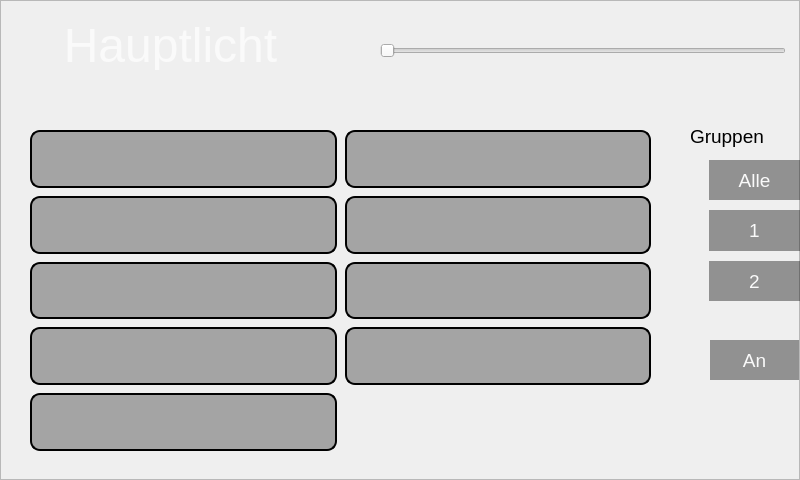
First picture: the form in Programme/ControlPanel-3-0/ui/einstellung_hauptlicht.ui, repository mvu/jugendprojekt, before the edit.
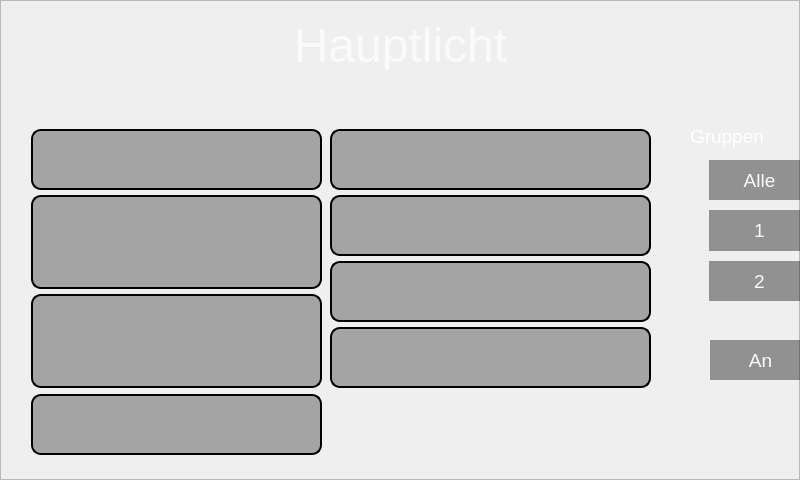
Second picture: the form after the edit. Icons and pictures are not drawn.

Commit message: Fenster für Einstellung der Hauptlichter umgezogen

Patch:
```diff
--- a/Programme/ControlPanel-3-0/ui/einstellung_hauptlicht.ui
+++ b/Programme/ControlPanel-3-0/ui/einstellung_hauptlicht.ui
@@ -27,7 +27,7 @@
     <rect>
      <x>0</x>
      <y>20</y>
-     <width>341</width>
+     <width>801</width>
      <height>50</height>
     </rect>
    </property>
@@ -56,7 +56,7 @@
     <rect>
      <x>709</x>
      <y>160</y>
-     <width>91</width>
+     <width>101</width>
      <height>141</height>
     </rect>
    </property>
@@ -167,6 +167,9 @@
      <pointsize>14</pointsize>
     </font>
    </property>
+   <property name="styleSheet">
+    <string notr="true">color:white;</string>
+   </property>
    <property name="text">
     <string>Gruppen</string>
    </property>
@@ -208,8 +211,8 @@
     <rect>
      <x>0</x>
      <y>100</y>
-     <width>680</width>
-     <height>380</height>
+     <width>671</width>
+     <height>371</height>
     </rect>
    </property>
    <property name="styleSheet">
@@ -222,274 +225,7 @@
     <enum>QFrame::Plain</enum>
    </property>
   </widget>
-  <widget class="QWidget" name="gridLayoutWidget">
-   <property name="geometry">
-    <rect>
-     <x>30</x>
-     <y>130</y>
-     <width>621</width>
-     <height>321</height>
-    </rect>
-   </property>
-   <property name="sizePolicy">
-    <sizepolicy hsizetype="Expanding" vsizetype="Expanding">
-     <horstretch>0</horstretch>
-     <verstretch>0</verstretch>
-    </sizepolicy>
-   </property>
-   <layout class="QGridLayout" name="gridLayout">
-    <property name="spacing">
-     <number>8</number>
-    </property>
-    <item row="1" column="0">
-     <widget class="QPushButton" name="pushButton_2">
-      <property name="sizePolicy">
-       <sizepolicy hsizetype="Expanding" vsizetype="Expanding">
-        <horstretch>0</horstretch>
-        <verstretch>0</verstretch>
-       </sizepolicy>
-      </property>
-      <property name="focusPolicy">
-       <enum>Qt::NoFocus</enum>
-      </property>
-      <property name="styleSheet">
-       <string notr="true">border: 2px solid black;
-border-radius: 10px;
-background-color:rgba(0,0,0,80);</string>
-      </property>
-      <property name="text">
-       <string/>
-      </property>
-      <property name="checkable">
-       <bool>true</bool>
-      </property>
-      <property name="flat">
-       <bool>true</bool>
-      </property>
-     </widget>
-    </item>
-    <item row="3" column="0">
-     <widget class="QPushButton" name="pushButton_4">
-      <property name="sizePolicy">
-       <sizepolicy hsizetype="Expanding" vsizetype="Expanding">
-        <horstretch>0</horstretch>
-        <verstretch>0</verstretch>
-       </sizepolicy>
-      </property>
-      <property name="cursor">
-       <cursorShape>ArrowCursor</cursorShape>
-      </property>
-      <property name="focusPolicy">
-       <enum>Qt::NoFocus</enum>
-      </property>
-      <property name="styleSheet">
-       <string notr="true">border: 2px solid black;
-border-radius: 10px;
-background-color:rgba(0,0,0,80);</string>
-      </property>
-      <property name="text">
-       <string/>
-      </property>
-      <property name="checkable">
-       <bool>true</bool>
-      </property>
-      <property name="flat">
-       <bool>true</bool>
-      </property>
-     </widget>
-    </item>
-    <item row="0" column="0">
-     <widget class="QPushButton" name="pushButton_1">
-      <property name="sizePolicy">
-       <sizepolicy hsizetype="Expanding" vsizetype="Expanding">
-        <horstretch>0</horstretch>
-        <verstretch>0</verstretch>
-       </sizepolicy>
-      </property>
-      <property name="focusPolicy">
-       <enum>Qt::NoFocus</enum>
-      </property>
-      <property name="styleSheet">
-       <string notr="true">border: 2px solid black;
-border-radius: 10px;
-background-color:rgba(0,0,0,80);</string>
-      </property>
-      <property name="text">
-       <string/>
-      </property>
-      <property name="checkable">
-       <bool>true</bool>
-      </property>
-      <property name="flat">
-       <bool>true</bool>
-      </property>
-     </widget>
-    </item>
-    <item row="4" column="0">
-     <widget class="QPushButton" name="pushButton_5">
-      <property name="sizePolicy">
-       <sizepolicy hsizetype="Expanding" vsizetype="Expanding">
-        <horstretch>0</horstretch>
-        <verstretch>0</verstretch>
-       </sizepolicy>
-      </property>
-      <property name="focusPolicy">
-       <enum>Qt::NoFocus</enum>
-      </property>
-      <property name="styleSheet">
-       <string notr="true">border: 2px solid black;
-border-radius: 10px;
-background-color:rgba(0,0,0,80);</string>
-      </property>
-      <property name="text">
-       <string/>
-      </property>
-      <property name="checkable">
-       <bool>true</bool>
-      </property>
-      <property name="flat">
-       <bool>true</bool>
-      </property>
-     </widget>
-    </item>
-    <item row="2" column="0">
-     <widget class="QPushButton" name="pushButton_3">
-      <property name="sizePolicy">
-       <sizepolicy hsizetype="Expanding" vsizetype="Expanding">
-        <horstretch>0</horstretch>
-        <verstretch>0</verstretch>
-       </sizepolicy>
-      </property>
-      <property name="focusPolicy">
-       <enum>Qt::NoFocus</enum>
-      </property>
-      <property name="styleSheet">
-       <string notr="true">border: 2px solid black;
-border-radius: 10px;
-background-color:rgba(0,0,0,80);</string>
-      </property>
-      <property name="text">
-       <string/>
-      </property>
-      <property name="checkable">
-       <bool>true</bool>
-      </property>
-      <property name="flat">
-       <bool>true</bool>
-      </property>
-     </widget>
-    </item>
-    <item row="0" column="1">
-     <widget class="QPushButton" name="pushButton_6">
-      <property name="sizePolicy">
-       <sizepolicy hsizetype="Expanding" vsizetype="Expanding">
-        <horstretch>0</horstretch>
-        <verstretch>0</verstretch>
-       </sizepolicy>
-      </property>
-      <property name="focusPolicy">
-       <enum>Qt::NoFocus</enum>
-      </property>
-      <property name="styleSheet">
-       <string notr="true">border: 2px solid black;
-border-radius: 10px;
-background-color:rgba(0,0,0,80);</string>
-      </property>
-      <property name="text">
-       <string/>
-      </property>
-      <property name="checkable">
-       <bool>true</bool>
-      </property>
-      <property name="flat">
-       <bool>true</bool>
-      </property>
-     </widget>
-    </item>
-    <item row="1" column="1">
-     <widget class="QPushButton" name="pushButton_7">
-      <property name="sizePolicy">
-       <sizepolicy hsizetype="Expanding" vsizetype="Expanding">
-        <horstretch>0</horstretch>
-        <verstretch>0</verstretch>
-       </sizepolicy>
-      </property>
-      <property name="focusPolicy">
-       <enum>Qt::NoFocus</enum>
-      </property>
-      <property name="styleSheet">
-       <string notr="true">border: 2px solid black;
-border-radius: 10px;
-background-color:rgba(0,0,0,80);</string>
-      </property>
-      <property name="text">
-       <string/>
-      </property>
-      <property name="checkable">
-       <bool>true</bool>
-      </property>
-      <property name="flat">
-       <bool>true</bool>
-      </property>
-     </widget>
-    </item>
-    <item row="2" column="1">
-     <widget class="QPushButton" name="pushButton_8">
-      <property name="sizePolicy">
-       <sizepolicy hsizetype="Expanding" vsizetype="Expanding">
-        <horstretch>0</horstretch>
-        <verstretch>0</verstretch>
-       </sizepolicy>
-      </property>
-      <property name="focusPolicy">
-       <enum>Qt::NoFocus</enum>
-      </property>
-      <property name="styleSheet">
-       <string notr="true">border: 2px solid black;
-border-radius: 10px;
-background-color:rgba(0,0,0,80);</string>
-      </property>
-      <property name="text">
-       <string/>
-      </property>
-      <property name="checkable">
-       <bool>true</bool>
-      </property>
-      <property name="flat">
-       <bool>true</bool>
-      </property>
-     </widget>
-    </item>
-    <item row="3" column="1">
-     <widget class="QPushButton" name="pushButton_9">
-      <property name="sizePolicy">
-       <sizepolicy hsizetype="Expanding" vsizetype="Expanding">
-        <horstretch>0</horstretch>
-        <verstretch>0</verstretch>
-       </sizepolicy>
-      </property>
-      <property name="focusPolicy">
-       <enum>Qt::NoFocus</enum>
-      </property>
-      <property name="styleSheet">
-       <string notr="true">border: 2px solid black;
-border-radius: 10px;
-background-color:rgba(0,0,0,80);</string>
-      </property>
-      <property name="text">
-       <string/>
-      </property>
-      <property name="checkable">
-       <bool>true</bool>
-      </property>
-      <property name="flat">
-       <bool>true</bool>
-      </property>
-     </widget>
-    </item>
-   </layout>
-  </widget>
-  <widget class="QFrame" name="frame_2">
+  <widget class="QFrame" name="frame_background">
    <property name="geometry">
     <rect>
      <x>0</x>
@@ -507,32 +243,13 @@
    <property name="frameShadow">
     <enum>QFrame::Raised</enum>
    </property>
-   <widget class="QSlider" name="horizontalSlider">
-    <property name="geometry">
-     <rect>
-      <x>380</x>
-      <y>20</y>
-      <width>406</width>
-      <height>61</height>
-     </rect>
-    </property>
-    <property name="maximum">
-     <number>255</number>
-    </property>
-    <property name="pageStep">
-     <number>0</number>
-    </property>
-    <property name="orientation">
-     <enum>Qt::Horizontal</enum>
-    </property>
-   </widget>
   </widget>
   <widget class="QPushButton" name="pushButton_AnAus">
    <property name="geometry">
     <rect>
      <x>710</x>
      <y>340</y>
-     <width>89</width>
+     <width>101</width>
      <height>40</height>
     </rect>
    </property>
@@ -562,9 +279,287 @@
     <bool>true</bool>
    </property>
   </widget>
-  <zorder>frame_2</zorder>
-  <zorder>frame</zorder>
-  <zorder>label</zorder>
+  <widget class="QPushButton" name="pushButton_6">
+   <property name="geometry">
+    <rect>
+     <x>330</x>
+     <y>195</y>
+     <width>321</width>
+     <height>61</height>
+    </rect>
+   </property>
+   <property name="sizePolicy">
+    <sizepolicy hsizetype="Expanding" vsizetype="Expanding">
+     <horstretch>0</horstretch>
+     <verstretch>0</verstretch>
+    </sizepolicy>
+   </property>
+   <property name="focusPolicy">
+    <enum>Qt::NoFocus</enum>
+   </property>
+   <property name="styleSheet">
+    <string notr="true">border: 2px solid black;
+border-radius: 10px;
+background-color:rgba(0,0,0,80);</string>
+   </property>
+   <property name="text">
+    <string/>
+   </property>
+   <property name="checkable">
+    <bool>true</bool>
+   </property>
+   <property name="flat">
+    <bool>true</bool>
+   </property>
+  </widget>
+  <widget class="QPushButton" name="pushButton_7">
+   <property name="geometry">
+    <rect>
+     <x>330</x>
+     <y>261</y>
+     <width>321</width>
+     <height>61</height>
+    </rect>
+   </property>
+   <property name="sizePolicy">
+    <sizepolicy hsizetype="Expanding" vsizetype="Expanding">
+     <horstretch>0</horstretch>
+     <verstretch>0</verstretch>
+    </sizepolicy>
+   </property>
+   <property name="focusPolicy">
+    <enum>Qt::NoFocus</enum>
+   </property>
+   <property name="styleSheet">
+    <string notr="true">border: 2px solid black;
+border-radius: 10px;
+background-color:rgba(0,0,0,80);</string>
+   </property>
+   <property name="text">
+    <string/>
+   </property>
+   <property name="checkable">
+    <bool>true</bool>
+   </property>
+   <property name="flat">
+    <bool>true</bool>
+   </property>
+  </widget>
+  <widget class="QPushButton" name="pushButton_5">
+   <property name="geometry">
+    <rect>
+     <x>330</x>
+     <y>129</y>
+     <width>321</width>
+     <height>61</height>
+    </rect>
+   </property>
+   <property name="sizePolicy">
+    <sizepolicy hsizetype="Expanding" vsizetype="Expanding">
+     <horstretch>0</horstretch>
+     <verstretch>0</verstretch>
+    </sizepolicy>
+   </property>
+   <property name="focusPolicy">
+    <enum>Qt::NoFocus</enum>
+   </property>
+   <property name="styleSheet">
+    <string notr="true">border: 2px solid black;
+border-radius: 10px;
+background-color:rgba(0,0,0,80);</string>
+   </property>
+   <property name="text">
+    <string/>
+   </property>
+   <property name="checkable">
+    <bool>true</bool>
+   </property>
+   <property name="flat">
+    <bool>true</bool>
+   </property>
+  </widget>
+  <widget class="QPushButton" name="pushButton_4">
+   <property name="geometry">
+    <rect>
+     <x>31</x>
+     <y>394</y>
+     <width>291</width>
+     <height>61</height>
+    </rect>
+   </property>
+   <property name="sizePolicy">
+    <sizepolicy hsizetype="Expanding" vsizetype="Expanding">
+     <horstretch>0</horstretch>
+     <verstretch>0</verstretch>
+    </sizepolicy>
+   </property>
+   <property name="cursor">
+    <cursorShape>ArrowCursor</cursorShape>
+   </property>
+   <property name="focusPolicy">
+    <enum>Qt::NoFocus</enum>
+   </property>
+   <property name="styleSheet">
+    <string notr="true">border: 2px solid black;
+border-radius: 10px;
+background-color:rgba(0,0,0,80);</string>
+   </property>
+   <property name="text">
+    <string/>
+   </property>
+   <property name="checkable">
+    <bool>true</bool>
+   </property>
+   <property name="flat">
+    <bool>true</bool>
+   </property>
+  </widget>
+  <widget class="QPushButton" name="pushButton_3">
+   <property name="geometry">
+    <rect>
+     <x>31</x>
+     <y>294</y>
+     <width>291</width>
+     <height>94</height>
+    </rect>
+   </property>
+   <property name="sizePolicy">
+    <sizepolicy hsizetype="Expanding" vsizetype="Expanding">
+     <horstretch>0</horstretch>
+     <verstretch>0</verstretch>
+    </sizepolicy>
+   </property>
+   <property name="focusPolicy">
+    <enum>Qt::NoFocus</enum>
+   </property>
+   <property name="styleSheet">
+    <string notr="true">border: 2px solid black;
+border-radius: 10px;
+background-color:rgba(0,0,0,80);</string>
+   </property>
+   <property name="text">
+    <string/>
+   </property>
+   <property name="checkable">
+    <bool>true</bool>
+   </property>
+   <property name="flat">
+    <bool>true</bool>
+   </property>
+  </widget>
+  <widget class="QPushButton" name="pushButton_2">
+   <property name="geometry">
+    <rect>
+     <x>31</x>
+     <y>195</y>
+     <width>291</width>
+     <height>94</height>
+    </rect>
+   </property>
+   <property name="sizePolicy">
+    <sizepolicy hsizetype="Expanding" vsizetype="Expanding">
+     <horstretch>0</horstretch>
+     <verstretch>0</verstretch>
+    </sizepolicy>
+   </property>
+   <property name="focusPolicy">
+    <enum>Qt::NoFocus</enum>
+   </property>
+   <property name="styleSheet">
+    <string notr="true">border: 2px solid black;
+border-radius: 10px;
+background-color:rgba(0,0,0,80);</string>
+   </property>
+   <property name="text">
+    <string/>
+   </property>
+   <property name="checkable">
+    <bool>true</bool>
+   </property>
+   <property name="flat">
+    <bool>true</bool>
+   </property>
+  </widget>
+  <widget class="QPushButton" name="pushButton_1">
+   <property name="geometry">
+    <rect>
+     <x>31</x>
+     <y>129</y>
+     <width>291</width>
+     <height>61</height>
+    </rect>
+   </property>
+   <property name="sizePolicy">
+    <sizepolicy hsizetype="Expanding" vsizetype="Expanding">
+     <horstretch>0</horstretch>
+     <verstretch>0</verstretch>
+    </sizepolicy>
+   </property>
+   <property name="focusPolicy">
+    <enum>Qt::NoFocus</enum>
+   </property>
+   <property name="styleSheet">
+    <string notr="true">border: 2px solid black;
+border-radius: 10px;
+background-color:rgba(0,0,0,80);</string>
+   </property>
+   <property name="text">
+    <string/>
+   </property>
+   <property name="checkable">
+    <bool>true</bool>
+   </property>
+   <property name="checked">
+    <bool>false</bool>
+   </property>
+   <property name="flat">
+    <bool>true</bool>
+   </property>
+  </widget>
+  <widget class="QPushButton" name="pushButton_8">
+   <property name="geometry">
+    <rect>
+     <x>330</x>
+     <y>327</y>
+     <width>321</width>
+     <height>61</height>
+    </rect>
+   </property>
+   <property name="sizePolicy">
+    <sizepolicy hsizetype="Expanding" vsizetype="Expanding">
+     <horstretch>0</horstretch>
+     <verstretch>0</verstretch>
+    </sizepolicy>
+   </property>
+   <property name="focusPolicy">
+    <enum>Qt::NoFocus</enum>
+   </property>
+   <property name="styleSheet">
+    <string notr="true">border: 2px solid black;
+border-radius: 10px;
+background-color:rgba(0,0,0,80);</string>
+   </property>
+   <property name="text">
+    <string/>
+   </property>
+   <property name="checkable">
+    <bool>true</bool>
+   </property>
+   <property name="flat">
+    <bool>true</bool>
+   </property>
+  </widget>
+  <zorder>frame_background</zorder>
+  <zorder>frame_grundriss</zorder>
+  <zorder>pushButton_6</zorder>
+  <zorder>pushButton_7</zorder>
+  <zorder>pushButton_5</zorder>
+  <zorder>pushButton_4</zorder>
+  <zorder>pushButton_3</zorder>
+  <zorder>pushButton_2</zorder>
+  <zorder>pushButton_1</zorder>
+  <zorder>pushButton_8</zorder>
+  <zorder>label_title</zorder>
   <zorder>verticalLayoutWidget</zorder>
   <zorder>label_2</zorder>
   <zorder>pushButton_back</zorder>
```
Left out of the diff: 22 changed lines with no effect on the pictures. The commit also changes 7 other files.
